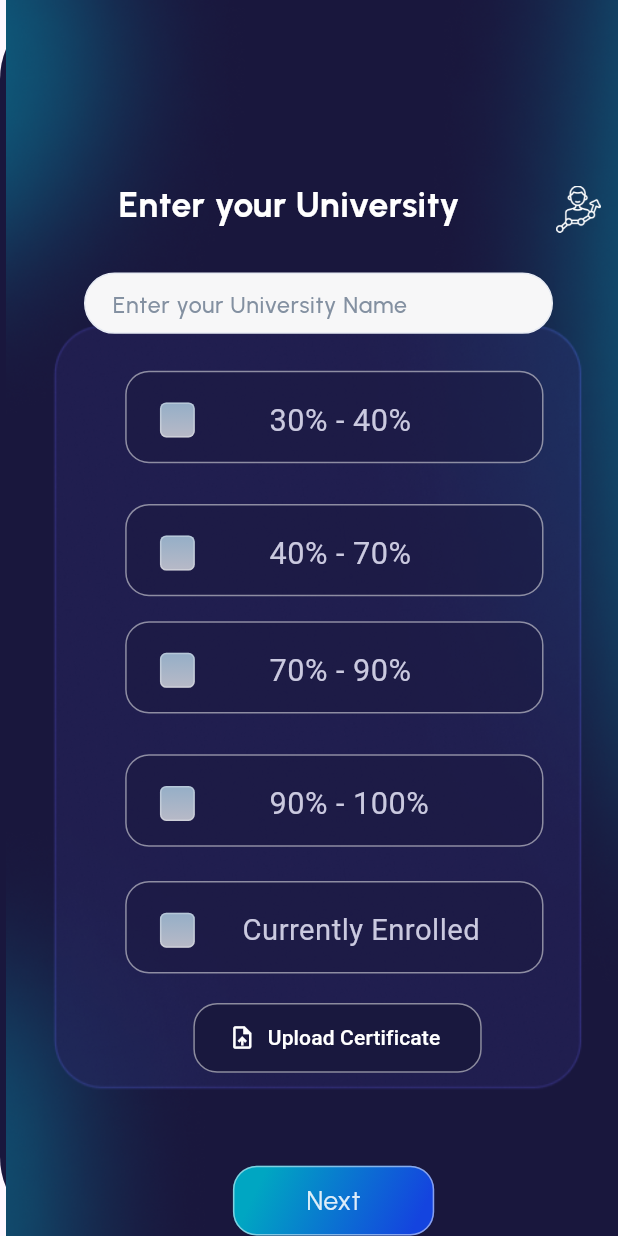
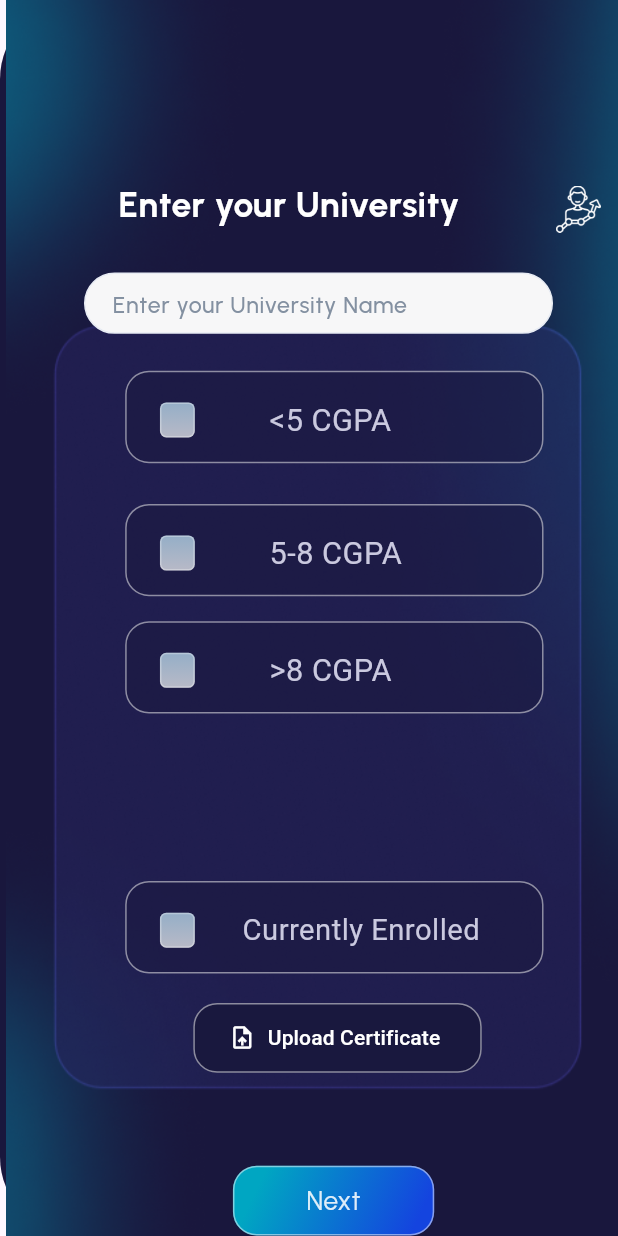
Before and after one commit to Iyaad-luqman/Starin-it, a Flutter app: the S8 widget shown alone on an empty page, opened directly, on a phone screen of 412 x 824 dp. Run offline on Flutter 3.47's test engine with Material 3 defaults, Android fonts, the phone set to English and light mode, and no system bars; our stand-ins replace cloud_firestore, file_picker, firebase_auth, firebase_core, google_fonts; accounts and stored records are empty; Roboto replaces fonts that are missing (Radio Canada).

Commit message:
made changes in s8

```diff
--- a/lib/page-1/s8.dart
+++ b/lib/page-1/s8.dart
@@ -184,7 +184,7 @@ Future<void> uploadfields(
                     setState(() {
                       _selectedOption = 1;
                     });
-                    uniMarks = "30% - 40%";
+                    uniMarks = "<5 CGPA";
                   }
                 },
                 style: TextButton.styleFrom(
@@ -253,7 +253,7 @@ Future<void> uploadfields(
                       ),
                       Text(
                         // xoP (2:195)
-                        '30% - 40%\n',
+                        '<5 CGPA\n',
                         style: SafeGoogleFont(
                           'Radio Canada',
                           fontSize: 20 * ffem,
@@ -282,7 +282,7 @@ Future<void> uploadfields(
                     setState(() {
                       _selectedOption = 2;
                     });
-                    uniMarks = "40% - 70%";
+                    uniMarks = "5-8 CGPA";
                   }
                 },
                 style: TextButton.styleFrom(
@@ -351,7 +351,7 @@ Future<void> uploadfields(
                       ),
                       Text(
                         // xoP (2:195)
-                        '40% - 70%\n',
+                        '5-8 CGPA\n',
                         style: SafeGoogleFont(
                           'Radio Canada',
                           fontSize: 20 * ffem,
@@ -380,7 +380,7 @@ Future<void> uploadfields(
                     setState(() {
                       _selectedOption = 3;
                     });
-                    uniMarks = "70% - 90%";
+                    uniMarks = ">8 CGPA";
                   }
                 },
                 style: TextButton.styleFrom(
@@ -449,7 +449,7 @@ Future<void> uploadfields(
                       ),
                       Text(
                         // xoP (2:195)
-                        '70% - 90%\n',
+                        '>8 CGPA\n',
                         style: SafeGoogleFont(
                           'Radio Canada',
                           fontSize: 20 * ffem,
@@ -464,104 +464,7 @@ Future<void> uploadfields(
                 ),
               ),
             ),
-            Positioned(
-              // Y5T (2:192)
-              left: 79 * fem,
-              top: 476 * fem,
-              child: TextButton(
-                onPressed: () {
-                  if (_selectedOption == 4) {
-                    setState(() {
-                      _selectedOption = 0;
-                    });
-                  } else {
-                    setState(() {
-                      _selectedOption = 4;
-                    });
-                    uniMarks = "90% - 100%";
-                  }
-                },
-                style: TextButton.styleFrom(
-                  padding: EdgeInsets.zero,
-                ),
-                child: Container(
-                  padding: EdgeInsets.fromLTRB(
-                      21 * fem, 19 * fem, 6 * fem, 15.3 * fem),
-                  width: 264 * fem,
-                  height: 58.3 * fem,
-                  decoration: BoxDecoration(
-                    border: Border.all(color: Color(0x7fffffff)),
-                    color: Color(0x7f19173d),
-                    borderRadius: BorderRadius.circular(15 * fem),
-                  ),
-                  child: Row(
-                    crossAxisAlignment: CrossAxisAlignment.center,
-                    children: [
-                      Container(
-                        // checkboxB8R (2:194)
-                        margin: EdgeInsets.fromLTRB(
-                            0 * fem, 0 * fem, 47 * fem, 0 * fem),
-                        width: 22 * fem,
-                        height: double.infinity,
-                        child: Center(
-                          child: Stack(
-                            alignment: Alignment.center,
-                            children: [
-                              SizedBox(
-                                width: double.infinity,
-                                height: double.infinity,
-                                child: Container(
-                                  decoration: BoxDecoration(
-                                    borderRadius:
-                                        BorderRadius.circular(4 * fem),
-                                    border:
-                                        Border.all(color: Color(0x4fffffff)),
-                                    gradient: LinearGradient(
-                                      begin: Alignment(0, -1),
-                                      end: Alignment(0, 1),
-                                      colors: <Color>[
-                                        Color(0xb2c8eeff),
-                                        Color(0xb2c8eeff),
-                                        Color(0xb2fbfeff)
-                                      ],
-                                      stops: <double>[0, 0, 1],
-                                    ),
-                                  ),
-                                ),
-                              ),
-                              if (_selectedOption == 4)
-                                Text(
-                                  String.fromCharCode(Icons.check.codePoint),
-                                  style: TextStyle(
-                                    inherit: false,
-                                    fontSize: 24.0,
-                                    color: Color.fromARGB(255, 0, 10, 1),
-                                    fontFamily: Icons.check.fontFamily,
-                                    package: Icons.check.fontPackage,
-                                    fontWeight: FontWeight.bold,
-                                  ),
-                                ),
-                            ],
-                          ),
-                        ),
-                      ),
-                      Text(
-                        // xoP (2:195)
-                        '90% - 100%\n',
-                        style: SafeGoogleFont(
-                          'Radio Canada',
-                          fontSize: 20 * ffem,
-                          fontWeight: FontWeight.w400,
-                          height: 1.2 * ffem / fem,
-                          letterSpacing: 0.3 * fem,
-                          color: Color(0xffcac9df),
-                        ),
-                      ),
-                    ],
-                  ),
-                ),
-              ),
-            ),
+
             Positioned(
               // Y5T (2:192)
               left: 79 * fem,
```
